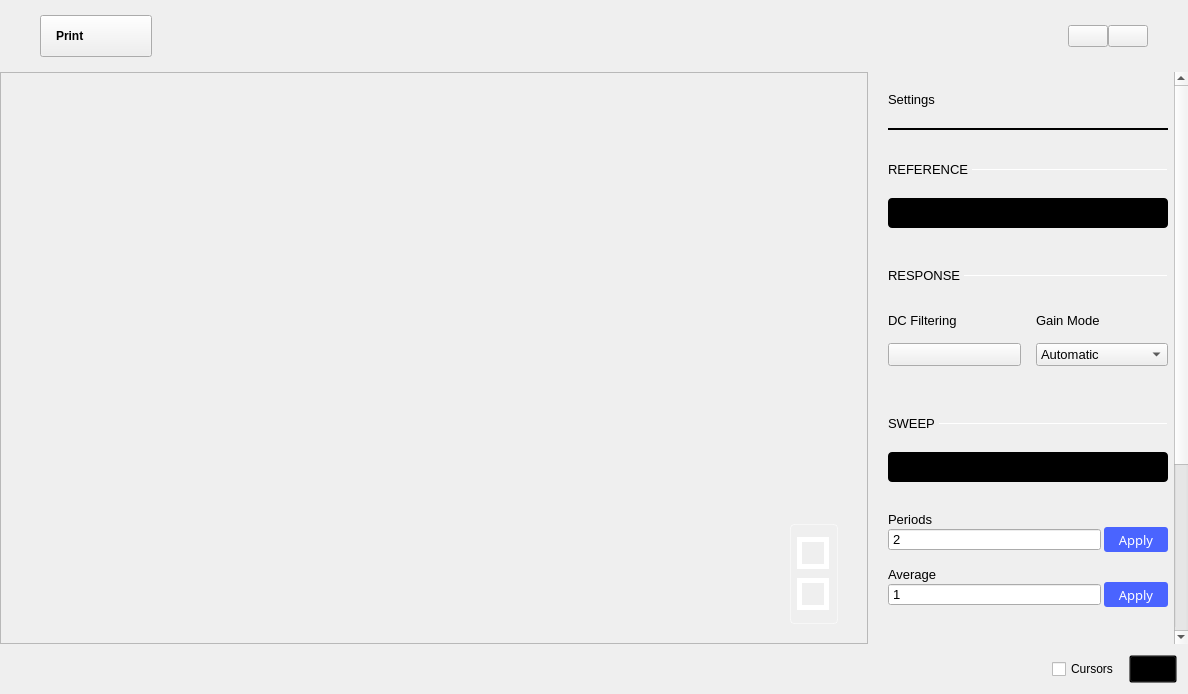
analogdevicesinc/scopy, file ui/network_analyzer.ui: the form before one commit.
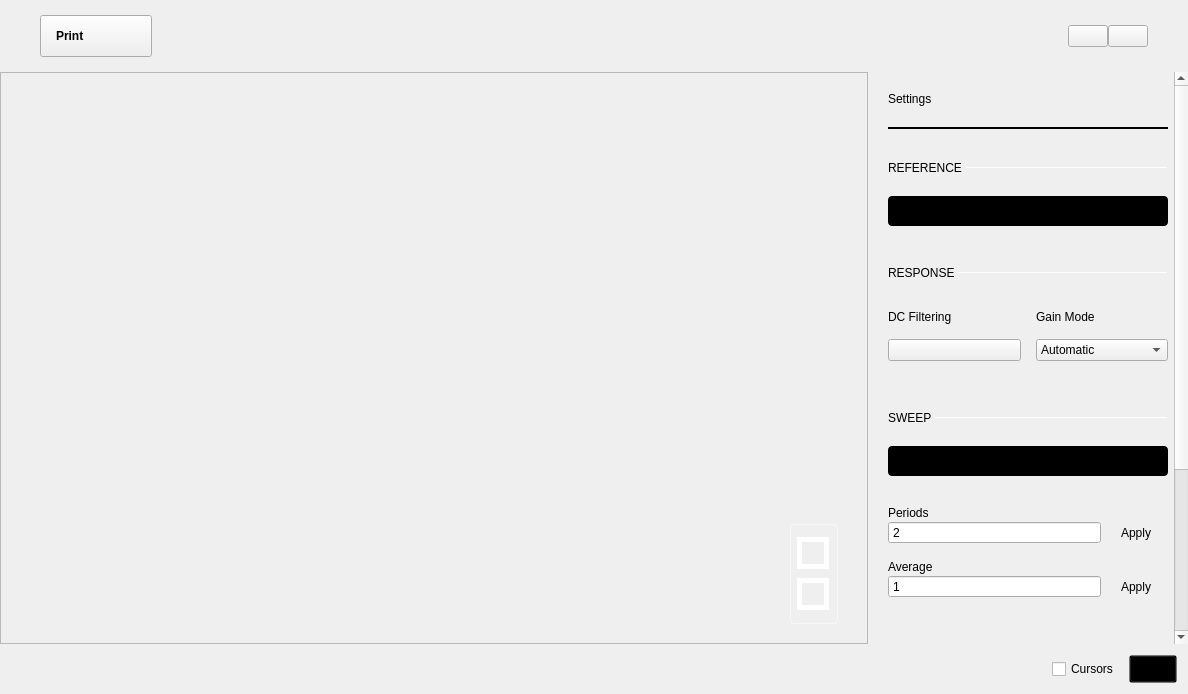
The form after the commit. The open tabs and pages were chosen to show the change. Icons and pictures are not drawn. Custom widgets are drawn as their Qt base class.

What changed in the file:
```diff
--- a/ui/network_analyzer.ui
+++ b/ui/network_analyzer.ui
@@ -789,9 +789,6 @@
               <height>0</height>
              </size>
             </property>
-            <property name="styleSheet">
-             <string notr="true">font-size: 13px;</string>
-            </property>
             <layout class="QVBoxLayout" name="verticalLayout_4">
              <property name="spacing">
               <number>0</number>
@@ -866,9 +863,9 @@
                     <property name="geometry">
                      <rect>
                       <x>0</x>
-                      <y>-414</y>
+                      <y>0</y>
                       <width>322</width>
-                      <height>987</height>
+                      <height>1000</height>
                      </rect>
                     </property>
                     <layout class="QVBoxLayout" name="verticalLayout_11">
@@ -1123,9 +1120,6 @@
                          </property>
                          <item>
                           <widget class="QLabel" name="label_19">
-                           <property name="styleSheet">
-                            <string notr="true">font-size: 13px;</string>
-                           </property>
                            <property name="text">
                             <string>Gain Mode</string>
                            </property>
@@ -1204,9 +1198,6 @@
                          </property>
                          <item>
                           <widget class="QLabel" name="label_12">
-                           <property name="styleSheet">
-                            <string notr="true">font-size: 13px;</string>
-                           </property>
                            <property name="text">
                             <string>DC Filtering</string>
                            </property>
@@ -1539,30 +1530,17 @@
                            </property>
                            <property name="styleSheet">
                             <string notr="true">QPushButton {
-color: white;
-background-color: #4a64ff;
-font-family:  14pt;
 border-width: 0px;
 border-radius: 3px;
 min-width: 64px;
 }
-QPushButton:disabled {
-background-color: grey;
-}
-QPushButton:pressed {
-background-color: #F45000;
-}
 
+/*
 QPushButton:enabled:!pressed { background-color: #4a64ff; }
 QPushButton[valid=true]:enabled:!pressed { background-color: #4a64ff; }
 QPushButton[invalid=true]:enabled:!pressed { background-color: #4a64ff; }
-QPushButton:pressed {
-background-color: #4a64ff;
-}
-QPushButton:hover
-{
-	 background-color: #4a34ff;
-}</string>
+*/
+</string>
                            </property>
                            <property name="text">
                             <string>Apply</string>
@@ -1633,30 +1611,16 @@
                            </property>
                            <property name="styleSheet">
                             <string notr="true">QPushButton {
-color: white;
-background-color: #4a64ff;
-font-family:  14pt;
 border-width: 0px;
 border-radius: 3px;
 min-width: 64px;
 }
-QPushButton:disabled {
-background-color: grey;
-}
-QPushButton:pressed {
-background-color: #F45000;
-}
 
+/*
 QPushButton:enabled:!pressed { background-color: #4a64ff; }
 QPushButton[valid=true]:enabled:!pressed { background-color: #4a64ff; }
 QPushButton[invalid=true]:enabled:!pressed { background-color: #4a64ff; }
-QPushButton:pressed {
-background-color: #4a64ff;
-}
-QPushButton:hover
-{
-	 background-color: #4a34ff;
-}</string>
+*/</string>
                            </property>
                            <property name="text">
                             <string>Apply</string>
```
Left out of the diff: 71 changed lines with no effect on the pictures.
